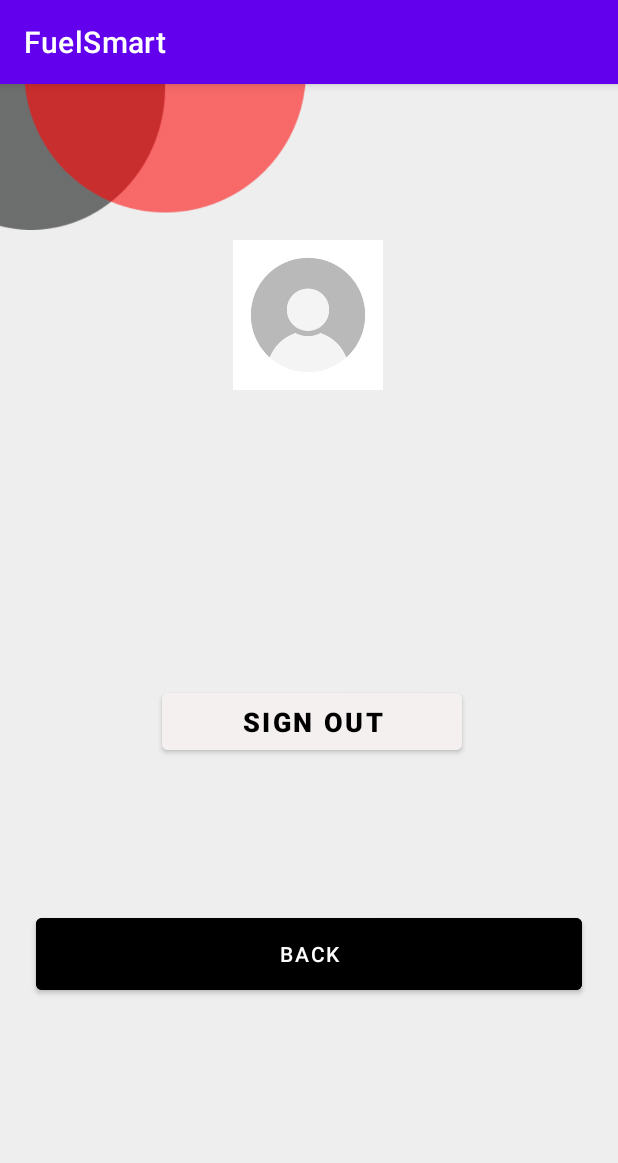
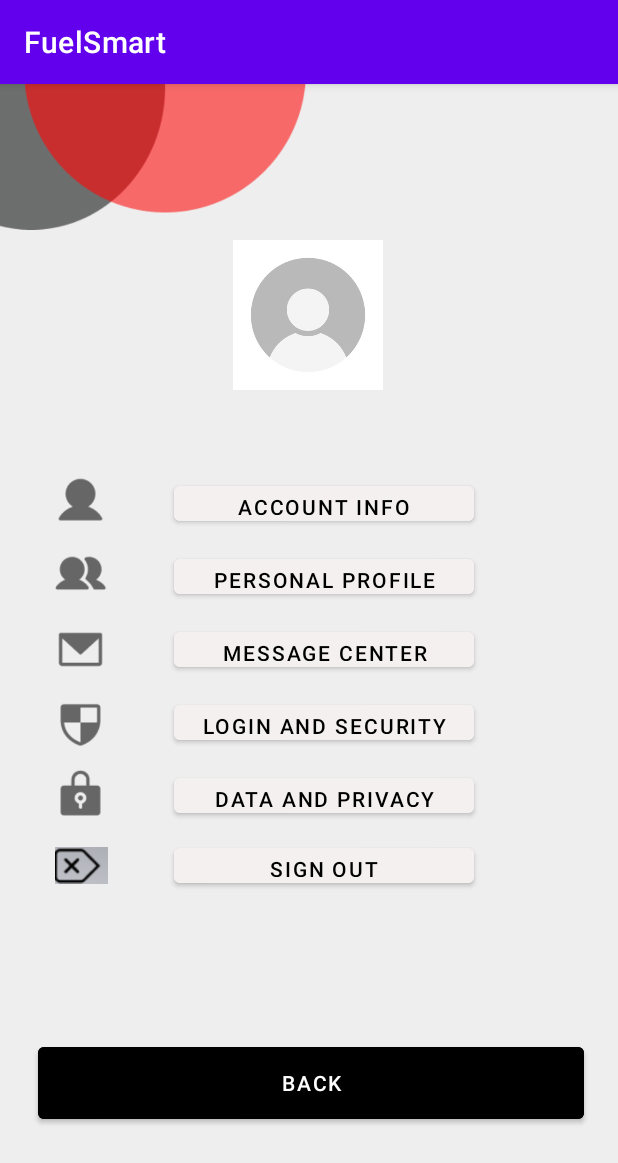
Before and after one commit to amandahaydaw/SIT705, an Android app: the profile screen opened directly, with no data from a screen before it, on a phone screen of 412 x 824 dp. Shown: the top 1163 px of the screen. Run offline under Robolectric (Android 15) with nearby library versions, the phone set to English and light mode, and no system bars; our stand-ins replace Firebase (no records; nobody signed in at launch, a user with empty details on screens opened directly).

Commit message:
Profile changes including layout and java package method

```diff
--- a/app/src/main/java/com/example/fuelsmartapp/profile.java
+++ b/app/src/main/java/com/example/fuelsmartapp/profile.java
@@ -4,6 +4,7 @@ import android.content.Intent;
 import android.os.Bundle;
 import android.view.View;
 import android.widget.TextView;
+import android.widget.Toast;
 
 import androidx.annotation.Nullable;
 import androidx.appcompat.app.AppCompatActivity;
@@ -54,4 +55,19 @@ public class profile extends AppCompatActivity {
         finish();
     }
 
+    public void data(View view) {
+        Toast.makeText(this, "Service is not available !", Toast.LENGTH_LONG).show();
+    }
+    public void account(View view) {
+        Toast.makeText(this, "Service is not available !", Toast.LENGTH_LONG).show();
+    }
+    public void personal(View view) {
+        Toast.makeText(this, "Service is not available !", Toast.LENGTH_LONG).show();
+    }
+    public void security(View view) {
+        Toast.makeText(this, "Service is not available !", Toast.LENGTH_LONG).show();
+    }
+    public void message(View view) {
+        Toast.makeText(this, "Service is not available !", Toast.LENGTH_LONG).show();
+    }
 }
--- a/app/src/main/res/layout/activity_profile.xml
+++ b/app/src/main/res/layout/activity_profile.xml
@@ -28,12 +28,13 @@ tools:context=".profile">
         app:layout_constraintStart_toStartOf="parent"
         app:layout_constraintTop_toTopOf="parent"
         app:srcCompat="@drawable/profile" />
+
     <Button
         android:id="@+id/back"
         android:layout_width="364dp"
         android:layout_height="60dp"
         android:layout_marginStart="25dp"
-    android:layout_marginTop="550dp"
+        android:layout_marginTop="636dp"
         android:layout_marginEnd="25dp"
         android:backgroundTint="@color/black"
         android:onClick="back"
@@ -41,9 +42,10 @@ tools:context=".profile">
         android:textColor="#FFFFFF"
         android:textSize="14dp"
         app:layout_constraintEnd_toEndOf="parent"
-    app:layout_constraintHorizontal_bias="0.666"
+        app:layout_constraintHorizontal_bias="0.0"
         app:layout_constraintStart_toStartOf="parent"
         app:layout_constraintTop_toTopOf="parent" />
+
     <TextView
         android:id="@+id/hi"
         android:layout_width="152dp"
@@ -60,20 +62,170 @@ tools:context=".profile">
         app:layout_constraintHorizontal_bias="0.496"
         app:layout_constraintStart_toStartOf="parent"
         app:layout_constraintTop_toTopOf="parent" />
+
+    <Button
+        android:id="@+id/account"
+        android:layout_width="200dp"
+        android:layout_height="35dp"
+        android:layout_marginTop="14dp"
+        android:layout_marginEnd="96dp"
+        android:backgroundTint="#FFF4F0F0"
+        android:onClick="account"
+        android:text="Account info"
+        android:textAlignment="center"
+        android:textColor="@color/black"
+        android:textSize="14dp"
+        app:layout_constraintEnd_toEndOf="parent"
+        app:layout_constraintTop_toBottomOf="@+id/hi" />
+
+    <Button
+        android:id="@+id/personal"
+        android:layout_width="200dp"
+        android:layout_height="35dp"
+        android:layout_marginTop="13dp"
+        android:layout_marginEnd="96dp"
+        android:backgroundTint="#FFF4F0F0"
+        android:onClick="personal"
+        android:text="Personal profile"
+        android:textColor="@color/black"
+        android:textSize="14dp"
+        app:layout_constraintEnd_toEndOf="parent"
+        app:layout_constraintTop_toBottomOf="@+id/account" />
+
+    <Button
+        android:id="@+id/message"
+        android:layout_width="200dp"
+        android:layout_height="35dp"
+        android:layout_marginTop="13dp"
+        android:layout_marginEnd="96dp"
+        android:backgroundTint="#FFF4F0F0"
+        android:onClick="message"
+        android:text="Message center"
+        android:textColor="@color/black"
+        android:textSize="14dp"
+        app:layout_constraintEnd_toEndOf="parent"
+        app:layout_constraintTop_toBottomOf="@+id/personal" />
+
+    <Button
+        android:id="@+id/security"
+        android:layout_width="200dp"
+        android:layout_height="35dp"
+        android:layout_marginTop="13dp"
+        android:layout_marginEnd="96dp"
+        android:backgroundTint="#FFF4F0F0"
+        android:onClick="security"
+        android:text="Login and security"
+        android:textColor="@color/black"
+        android:textSize="14dp"
+        app:layout_constraintEnd_toEndOf="parent"
+        app:layout_constraintTop_toBottomOf="@+id/message" />
+
+    <Button
+        android:id="@+id/data"
+        android:layout_width="200dp"
+        android:layout_height="35dp"
+        android:layout_marginTop="13dp"
+        android:layout_marginEnd="96dp"
+        android:backgroundTint="#FFF4F0F0"
+        android:onClick="data"
+        android:text="Data and privacy"
+        android:textColor="@color/black"
+        android:textSize="14dp"
+        app:layout_constraintEnd_toEndOf="parent"
+        app:layout_constraintTop_toBottomOf="@+id/security" />
+
     <Button
         android:id="@+id/sign_out"
         android:layout_width="200dp"
-        android:layout_height="50dp"
-        android:layout_marginTop="19dp"
-        android:layout_marginEnd="104dp"
+        android:layout_height="35dp"
+        android:layout_marginTop="13dp"
+        android:layout_marginEnd="96dp"
+        android:layout_marginBottom="99dp"
         android:backgroundTint="#FFF4F0F0"
         android:onClick="sign_out"
         android:text="Sign Out"
         android:textColor="@color/black"
-        android:textSize="18dp"
-        android:textStyle="bold"
+        android:textSize="14dp"
         app:layout_constraintBottom_toTopOf="@+id/back"
         app:layout_constraintEnd_toEndOf="parent"
-        app:layout_constraintTop_toBottomOf="@+id/imageView2"
-        app:layout_constraintVertical_bias="0.638" />
+        app:layout_constraintTop_toBottomOf="@+id/data" />
+
+    <ImageView
+        android:id="@+id/signout"
+        android:layout_width="35dp"
+        android:layout_height="35dp"
+        android:layout_marginTop="13dp"
+        android:layout_marginEnd="44dp"
+        android:layout_marginBottom="99dp"
+        app:layout_constraintBottom_toTopOf="@+id/back"
+        app:layout_constraintEnd_toStartOf="@+id/sign_out"
+        app:layout_constraintHorizontal_bias="1.0"
+        app:layout_constraintStart_toStartOf="parent"
+        app:layout_constraintTop_toBottomOf="@+id/privacy"
+        app:srcCompat="@drawable/signout" />
+
+    <ImageView
+        android:id="@+id/privacy"
+        android:layout_width="35dp"
+        android:layout_height="35dp"
+        android:layout_marginStart="36dp"
+        android:layout_marginTop="13dp"
+        android:layout_marginEnd="44dp"
+        app:layout_constraintEnd_toStartOf="@+id/data"
+        app:layout_constraintHorizontal_bias="0.0"
+        app:layout_constraintStart_toStartOf="parent"
+        app:layout_constraintTop_toBottomOf="@+id/securityview"
+        app:srcCompat="@drawable/privacy" />
+
+    <ImageView
+        android:id="@+id/securityview"
+        android:layout_width="35dp"
+        android:layout_height="35dp"
+        android:layout_marginStart="36dp"
+        android:layout_marginTop="13dp"
+        android:layout_marginEnd="44dp"
+        app:layout_constraintEnd_toStartOf="@+id/security"
+        app:layout_constraintHorizontal_bias="0.0"
+        app:layout_constraintStart_toStartOf="parent"
+        app:layout_constraintTop_toBottomOf="@+id/messageview"
+        app:srcCompat="@drawable/security" />
+
+    <ImageView
+        android:id="@+id/messageview"
+        android:layout_width="35dp"
+        android:layout_height="35dp"
+        android:layout_marginStart="36dp"
+        android:layout_marginTop="15dp"
+        android:layout_marginEnd="44dp"
+        app:layout_constraintEnd_toStartOf="@+id/message"
+        app:layout_constraintHorizontal_bias="0.0"
+        app:layout_constraintStart_toStartOf="parent"
+        app:layout_constraintTop_toBottomOf="@+id/personalview"
+        app:srcCompat="@drawable/message" />
+
+    <ImageView
+        android:id="@+id/personalview"
+        android:layout_width="35dp"
+        android:layout_height="35dp"
+        android:layout_marginStart="36dp"
+        android:layout_marginTop="13dp"
+        android:layout_marginEnd="44dp"
+        app:layout_constraintEnd_toStartOf="@+id/personal"
+        app:layout_constraintHorizontal_bias="0.0"
+        app:layout_constraintStart_toStartOf="parent"
+        app:layout_constraintTop_toBottomOf="@+id/accountview"
+        app:srcCompat="@drawable/personal" />
+
+    <ImageView
+        android:id="@+id/accountview"
+        android:layout_width="35dp"
+        android:layout_height="35dp"
+        android:layout_marginStart="36dp"
+        android:layout_marginTop="12dp"
+        android:layout_marginEnd="44dp"
+        app:layout_constraintEnd_toStartOf="@+id/account"
+        app:layout_constraintHorizontal_bias="0.0"
+        app:layout_constraintStart_toStartOf="parent"
+        app:layout_constraintTop_toBottomOf="@+id/hi"
+        app:srcCompat="@drawable/account" />
 </androidx.constraintlayout.widget.ConstraintLayout>
```
Also changed, not shown: app/src/main/res/drawable/account.png (added), app/src/main/res/drawable/message.png (added), app/src/main/res/drawable/personal.png (added), app/src/main/res/drawable/privacy.png (added), app/src/main/res/drawable/security.png (added), 1 other file. Lines whose indentation alone changed are shown as unchanged.
